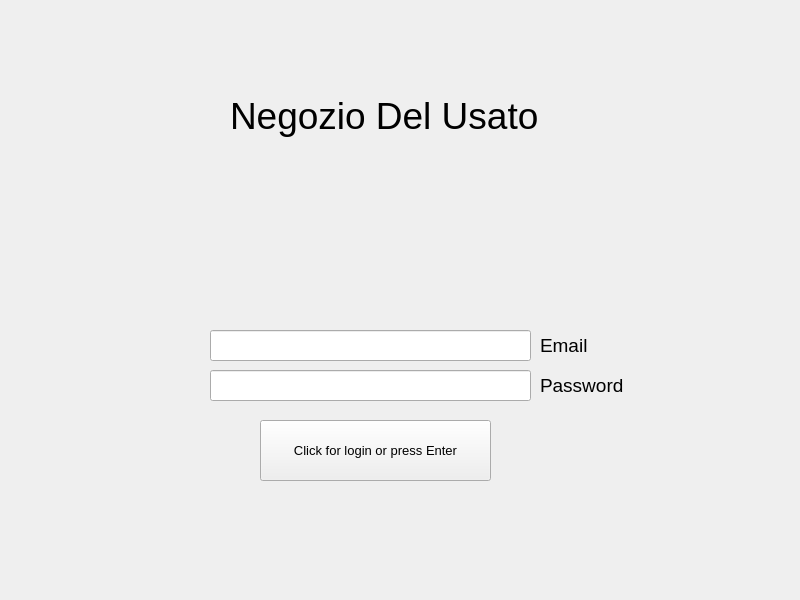
Above: NegozioDelUsatoPYQT5/LoginWindow.ui from LeonUrsu/NegozioDellUsato-ExamIS before the change. Below: the same form after it.
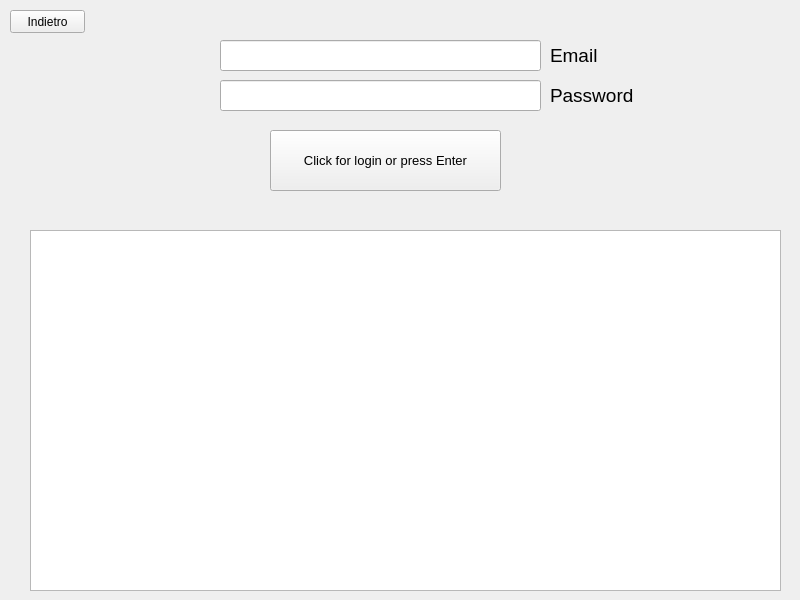
That is the form after the change.

Commit message: designer windows

Diff of the .ui file:
```diff
--- a/NegozioDelUsatoPYQT5/LoginWindow.ui
+++ b/NegozioDelUsatoPYQT5/LoginWindow.ui
@@ -17,8 +17,8 @@
    <widget class="QLabel" name="label">
     <property name="geometry">
      <rect>
-      <x>540</x>
-      <y>330</y>
+      <x>550</x>
+      <y>40</y>
       <width>71</width>
       <height>31</height>
      </rect>
@@ -35,8 +35,8 @@
    <widget class="QLabel" name="label_2">
     <property name="geometry">
      <rect>
-      <x>540</x>
-      <y>370</y>
+      <x>550</x>
+      <y>80</y>
       <width>91</width>
       <height>31</height>
      </rect>
@@ -50,29 +50,11 @@
      <string>Password</string>
     </property>
    </widget>
-   <widget class="QLabel" name="label_3">
-    <property name="geometry">
-     <rect>
-      <x>230</x>
-      <y>50</y>
-      <width>331</width>
-      <height>131</height>
-     </rect>
-    </property>
-    <property name="font">
-     <font>
-      <pointsize>28</pointsize>
-     </font>
-    </property>
-    <property name="text">
-     <string>Negozio Del Usato</string>
-    </property>
-   </widget>
    <widget class="QLineEdit" name="lineEdit">
     <property name="geometry">
      <rect>
-      <x>210</x>
-      <y>330</y>
+      <x>220</x>
+      <y>40</y>
       <width>321</width>
       <height>31</height>
      </rect>
@@ -86,8 +68,8 @@
    <widget class="QLineEdit" name="lineEdit_2">
     <property name="geometry">
      <rect>
-      <x>210</x>
-      <y>370</y>
+      <x>220</x>
+      <y>80</y>
       <width>321</width>
       <height>31</height>
      </rect>
@@ -101,8 +83,8 @@
    <widget class="QPushButton" name="pushButton">
     <property name="geometry">
      <rect>
-      <x>260</x>
-      <y>420</y>
+      <x>270</x>
+      <y>130</y>
       <width>231</width>
       <height>61</height>
      </rect>
@@ -119,6 +101,29 @@
      <string>Return</string>
     </property>
    </widget>
+   <widget class="QPushButton" name="pushButton_2">
+    <property name="geometry">
+     <rect>
+      <x>10</x>
+      <y>10</y>
+      <width>75</width>
+      <height>23</height>
+     </rect>
+    </property>
+    <property name="text">
+     <string>Indietro</string>
+    </property>
+   </widget>
+   <widget class="QListWidget" name="listWidget">
+    <property name="geometry">
+     <rect>
+      <x>30</x>
+      <y>230</y>
+      <width>751</width>
+      <height>361</height>
+     </rect>
+    </property>
+   </widget>
   </widget>
  </widget>
  <resources/>
```
The commit also changes 3 other files.
